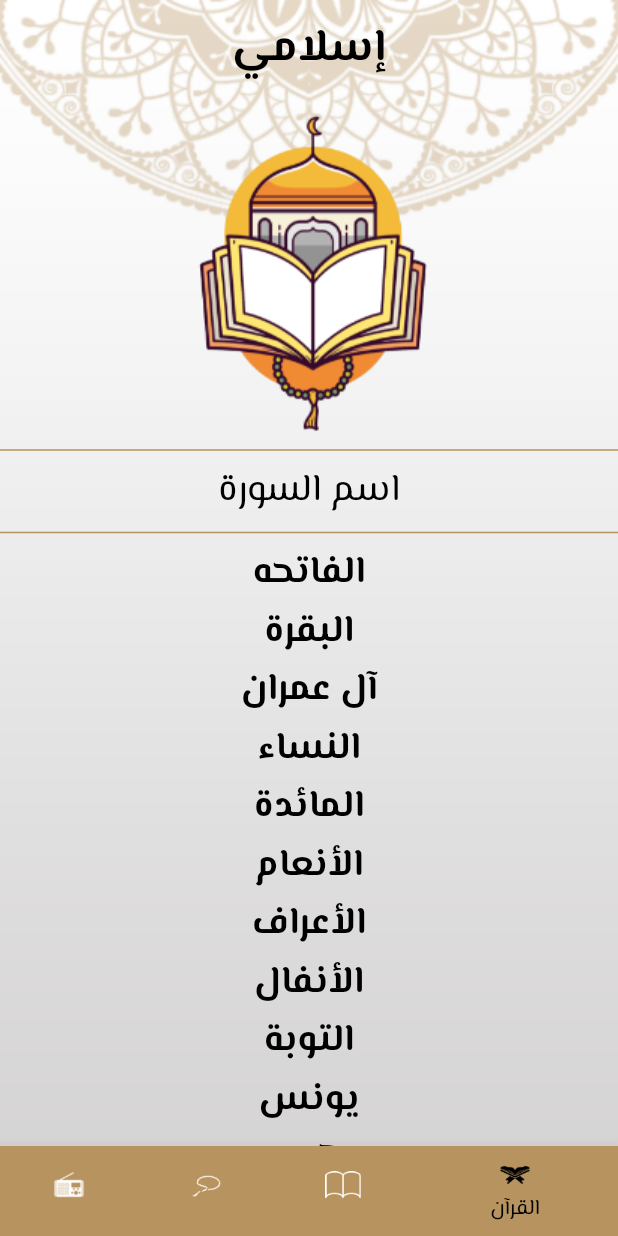
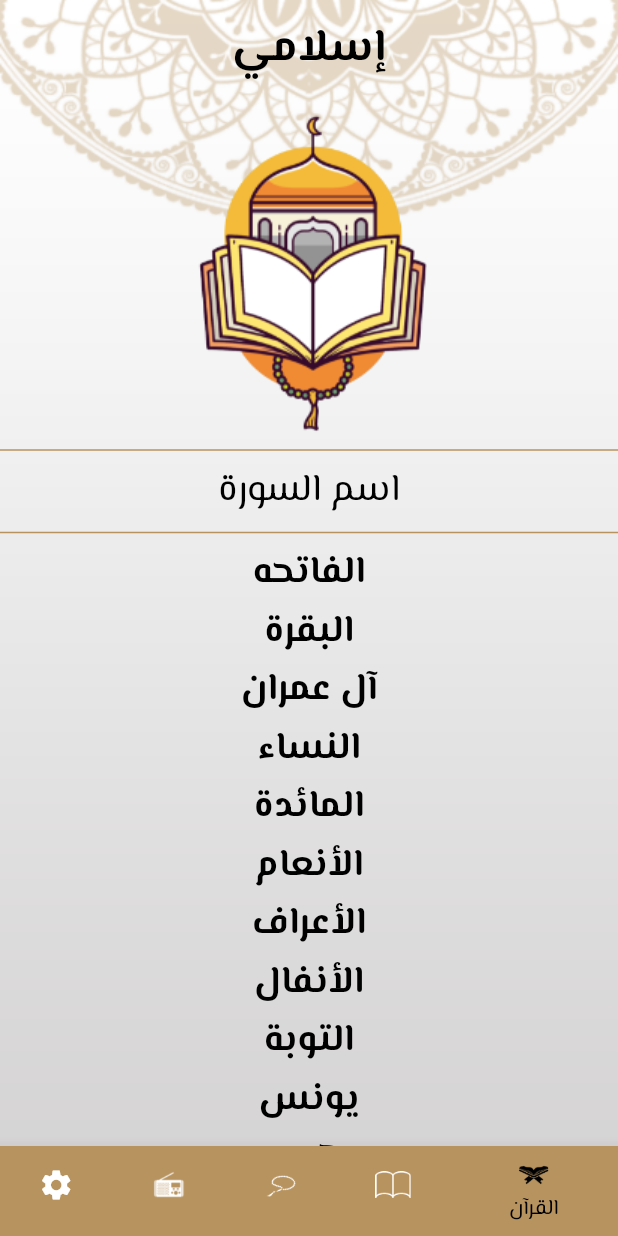
Before and after one commit to Emanpepars/islami, a Flutter app: the screen it shows after launch, on a phone screen of 412 x 824 dp. Run offline on Flutter 3.47's test engine with Material 2 defaults, Android fonts, the phone set to English and light mode, and no system bars; our stand-ins replace google_fonts.

Commit message:
updated theme and add setting tab

```diff
--- a/lib/MyThemeData.dart
+++ b/lib/MyThemeData.dart
@@ -39,7 +39,7 @@ class MyThemeData {
           color: Colors.black,
         ),
         bodySmall: GoogleFonts.elMessiri(
-          fontSize: 25,
+          fontSize: 20,
           color: Colors.black,
         ),
       ),
@@ -87,7 +87,7 @@ class MyThemeData {
           color: Colors.white,
         ),
         bodySmall: GoogleFonts.elMessiri(
-          fontSize: 25,
+          fontSize: 20,
           color: Colors.white,
         ),
       ),
--- /dev/null
+++ b/lib/Provider/mainProvider.dart
@@ -0,0 +1,11 @@
+import 'package:flutter/material.dart';
+
+class MainProvider extends ChangeNotifier{
+
+  ThemeMode themeMode = ThemeMode.light;
+
+ void changeTheme(ThemeMode mode){
+   themeMode = mode;
+   notifyListeners();
+  }
+}
--- a/lib/home.dart
+++ b/lib/home.dart
@@ -1,4 +1,5 @@
 import 'package:flutter/material.dart';
+import 'package:islami/Tabs/settingsTab.dart';
 import 'Tabs/ahadethTab.dart';
 import 'Tabs/quranTab.dart';
 import 'Tabs/radioTab.dart';
@@ -13,7 +14,7 @@ class HomeScreen extends StatefulWidget {
 
 class _HomeScreenState extends State<HomeScreen> {
   int index = 0;
-  List<Widget> tabsList = [QuranTab(),AhadethTab(),SabhaTab(),RadioTab(),];
+  List<Widget> tabsList = [QuranTab(),AhadethTab(),SabhaTab(),const RadioTab(),const SettingsTab(),];
   @override
   Widget build(BuildContext context) {
     return Directionality(
@@ -74,6 +75,11 @@ class _HomeScreenState extends State<HomeScreen> {
                 label: 'الراديو',
                 backgroundColor: Theme.of(context).colorScheme.primary,
               ),
+              BottomNavigationBarItem(
+                icon: const Icon(Icons.settings),
+                label: 'settings',
+                backgroundColor: Theme.of(context).colorScheme.primary,
+              ),
             ],
           ),
           body: tabsList[index],
--- a/lib/main.dart
+++ b/lib/main.dart
@@ -1,13 +1,18 @@
 import 'package:flutter/material.dart';
 import 'package:islami/hadethDetails.dart';
 import 'package:islami/suraDetails.dart';
-
-
+import 'package:provider/provider.dart';
 import 'MyThemeData.dart';
+import 'Provider/mainProvider.dart';
 import 'home.dart';
 
 void main() {
-  runApp(const MyApp());
+  runApp(
+    ChangeNotifierProvider(
+      create: (context)=> MainProvider(),
+      child: const MyApp(),
+    ),
+  );
 }
 
 class MyApp extends StatelessWidget {
@@ -16,17 +21,17 @@ class MyApp extends StatelessWidget {
   // This widget is the root of your application.
   @override
   Widget build(BuildContext context) {
+    var provider = Provider.of<MainProvider>(context);
     return MaterialApp(
-      debugShowCheckedModeBanner: false,
-      theme: MyThemeData.lightTheme,
-      darkTheme: MyThemeData.darkTheme,
-      initialRoute: HomeScreen.routeName,
-      routes: {
-        HomeScreen.routeName: (c) =>  HomeScreen(),
-        SuraDetails.routeName: (c) =>  SuraDetails(),
-        HadethDetails.routeName: (c) =>  HadethDetails(),
-
-      }
-    );
+        debugShowCheckedModeBanner: false,
+        theme: MyThemeData.lightTheme,
+        darkTheme: MyThemeData.darkTheme,
+        themeMode: provider.themeMode,
+        initialRoute: HomeScreen.routeName,
+        routes: {
+          HomeScreen.routeName: (c) => HomeScreen(),
+          SuraDetails.routeName: (c) => SuraDetails(),
+          HadethDetails.routeName: (c) => HadethDetails(),
+        });
   }
 }
--- a/pubspec.yaml
+++ b/pubspec.yaml
@@ -36,6 +36,7 @@ dependencies:
   # Use with the CupertinoIcons class for iOS style icons.
   cupertino_icons: ^1.0.2
   google_fonts: ^5.1.0
+  provider: ^6.0.5
 
 
 dev_dependencies:
```
Also changed, not shown: lib/Reusable/ShowModalBottom.dart (added, +63 -0 lines), lib/Tabs/ahadethTab.dart (+1 -6 lines), lib/Tabs/settingsTab.dart (added, +89 -0 lines), pubspec.lock.
